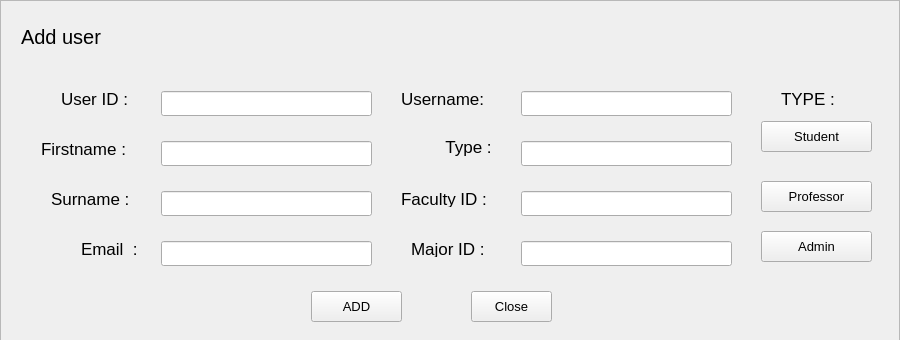
Above: resources/UI/AddUsers.ui from Poom1997/gman before the change. Below: the same form after it.
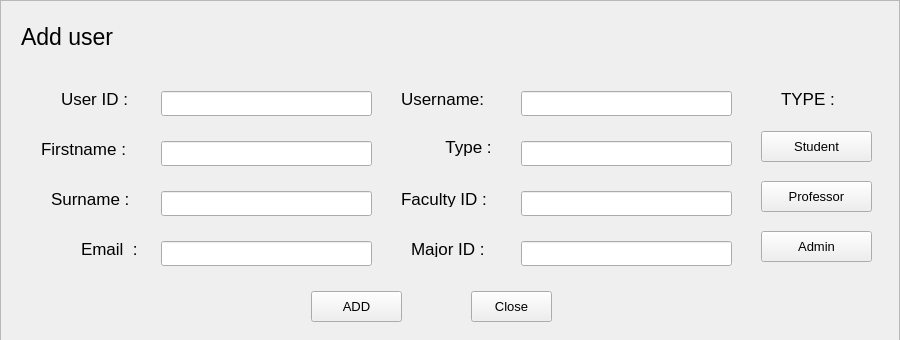
That is the form after the change.

```diff
--- a/resources/UI/AddUsers.ui
+++ b/resources/UI/AddUsers.ui
@@ -63,13 +63,13 @@
       <rect>
        <x>20</x>
        <y>20</y>
-       <width>111</width>
+       <width>121</width>
        <height>31</height>
       </rect>
      </property>
      <property name="font">
       <font>
-       <pointsize>15</pointsize>
+       <pointsize>17</pointsize>
       </font>
      </property>
      <property name="text">
@@ -358,7 +358,7 @@
      <property name="geometry">
       <rect>
        <x>760</x>
-       <y>120</y>
+       <y>130</y>
        <width>111</width>
        <height>31</height>
       </rect>
```
Left out of the diff: 46 changed lines with no effect on the pictures.
